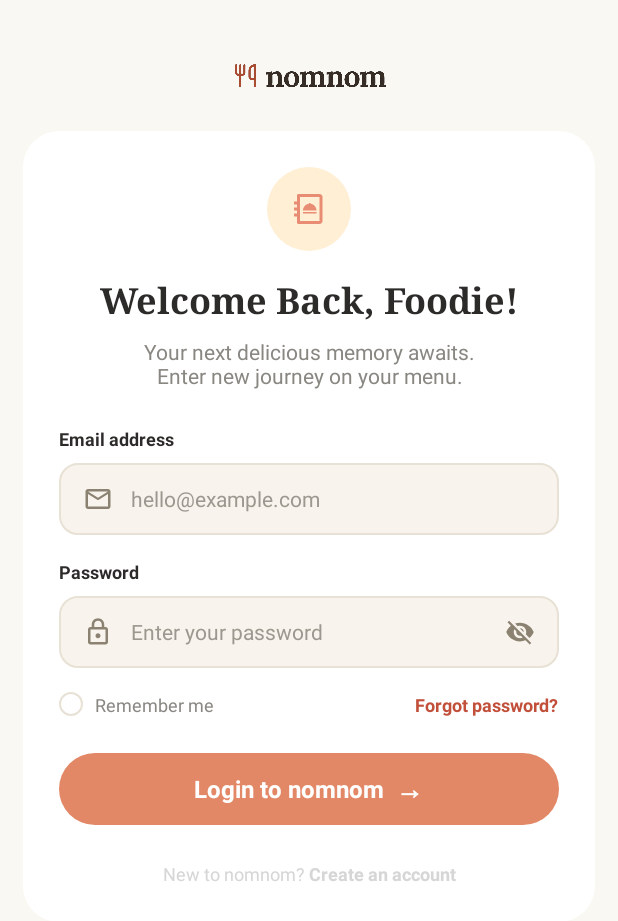
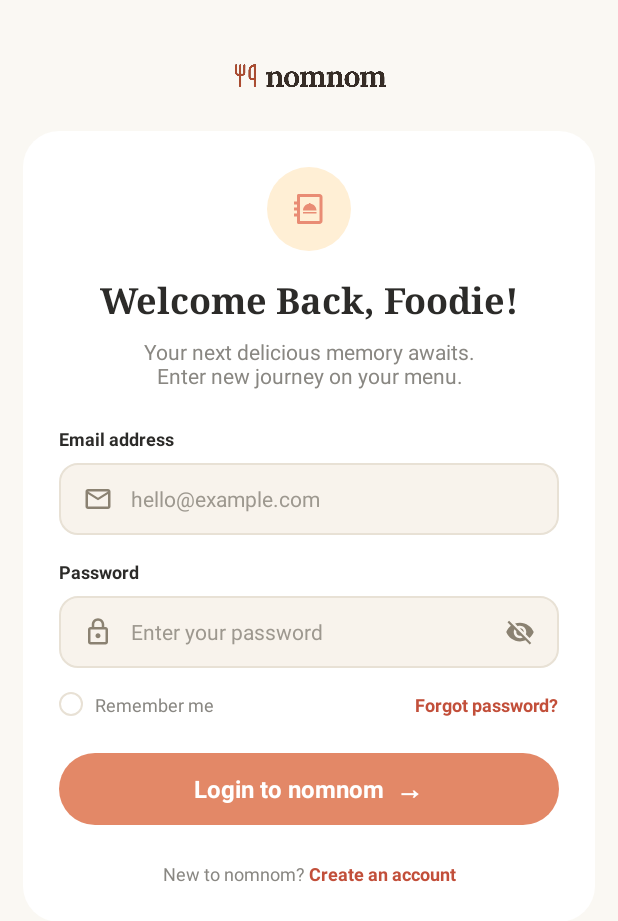
Before and after one commit to trnmrls/nomnom, an Android app: the screen it shows after launch (LoginActivity), on a phone screen of 412 x 824 dp. Shown: the top 921 px of the screen. Run offline under Robolectric (Android 15) with nearby library versions, the phone set to English and light mode, and no system bars; our stand-ins replace Firebase (no records; nobody signed in at launch, a user with empty details on screens opened directly).

Commit message:
Commit #4.1: Minor Update Project

```diff
--- a/app/src/main/res/layout/activity_login.xml
+++ b/app/src/main/res/layout/activity_login.xml
@@ -254,16 +254,16 @@
                     android:layout_width="wrap_content"
                     android:layout_height="wrap_content"
                     android:text="New to nomnom? "
-                    android:textColor="@color/text_light"
-                    android:textSize="12sp"/>
+                    android:textColor="#898782"
+                    android:textSize="12sp" />
 
                 <TextView
                     android:layout_width="wrap_content"
                     android:layout_height="wrap_content"
                     android:text="Create an account"
-                    android:textColor="@color/brand_orange"
-                    android:textStyle="bold"
-                    android:textSize="12sp"/>
+                    android:textColor="#C24F3A"
+                    android:textSize="12sp"
+                    android:textStyle="bold" />
             </LinearLayout>
 
         </androidx.constraintlayout.widget.ConstraintLayout>
```
